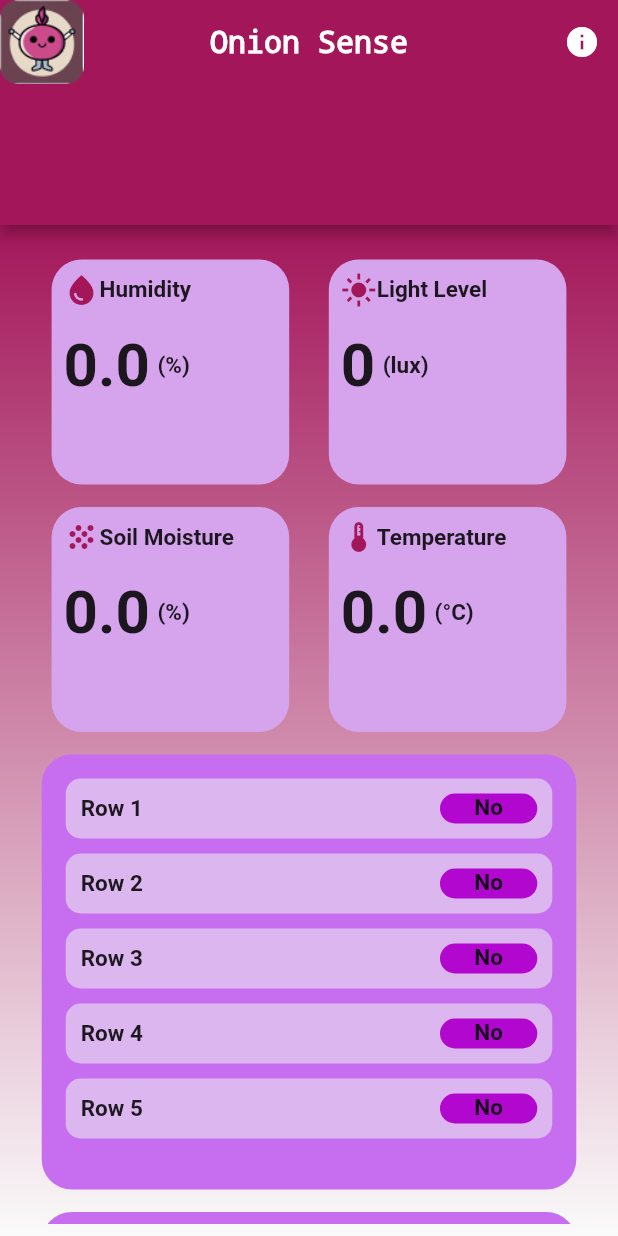
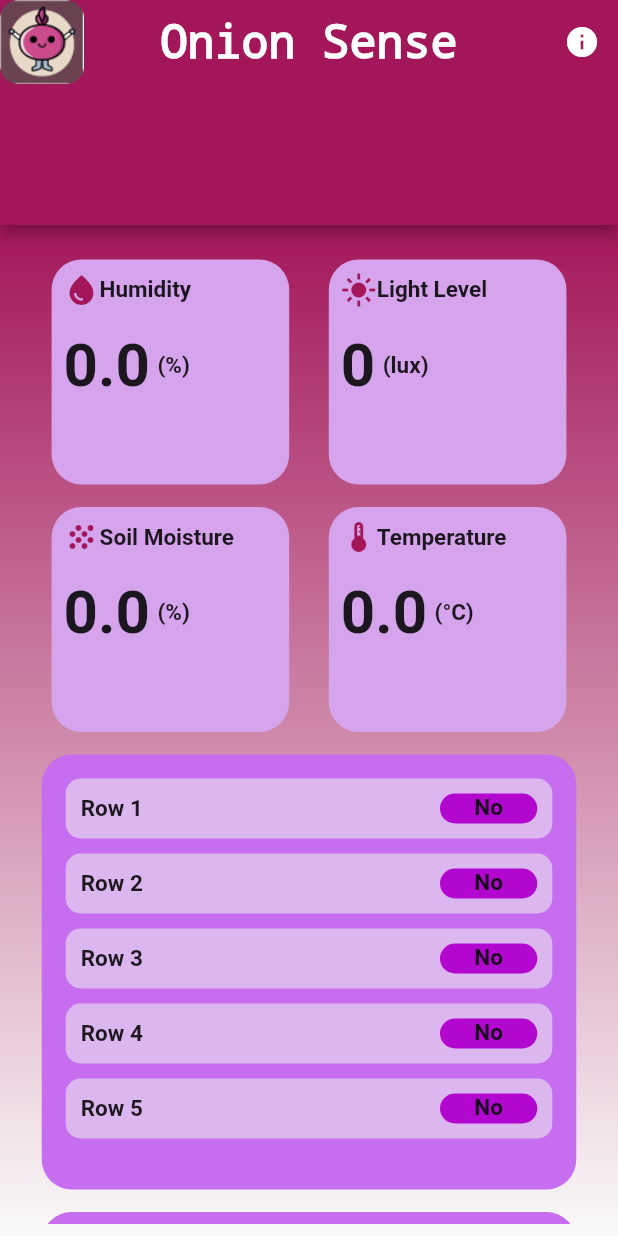
Before and after one commit to Annajosefa/flutter_application_1, a Flutter app: the screen it shows after launch, on a phone screen of 412 x 824 dp. Run offline on Flutter 3.47's test engine with Material 2 defaults, Android fonts, the phone set to English and light mode, and no system bars; our stand-ins replace cloud_firestore, firebase_core, firebase_messaging, fl_chart, flutter_local_notifications; accounts and stored records are empty.

Commit message:
initial commit

```diff
--- a/lib/main.dart
+++ b/lib/main.dart
@@ -52,7 +52,7 @@ class MyApp extends StatelessWidget {
           preferredSize: Size.fromHeight(150.0),
           child: AppBar(
             centerTitle: true,
-            title: const Text('Onion Sense', style: TextStyle(fontFamily: 'Courier', fontSize: 20, fontWeight: FontWeight.w800),),
+            title: const Text('Onion Sense', style: TextStyle(fontFamily: 'Courier', fontSize: 30, fontWeight: FontWeight.w800),),
             actions: <Widget>[
               IconButton(
                 icon:const Icon(
@@ -65,7 +65,7 @@ class MyApp extends StatelessWidget {
             ],
             backgroundColor: Color(0xFFA3175A),
             leading: Container(
-
+              height: 30,
               child: Image.asset('assets/images/logo.png',),
             ),
           ),
```
